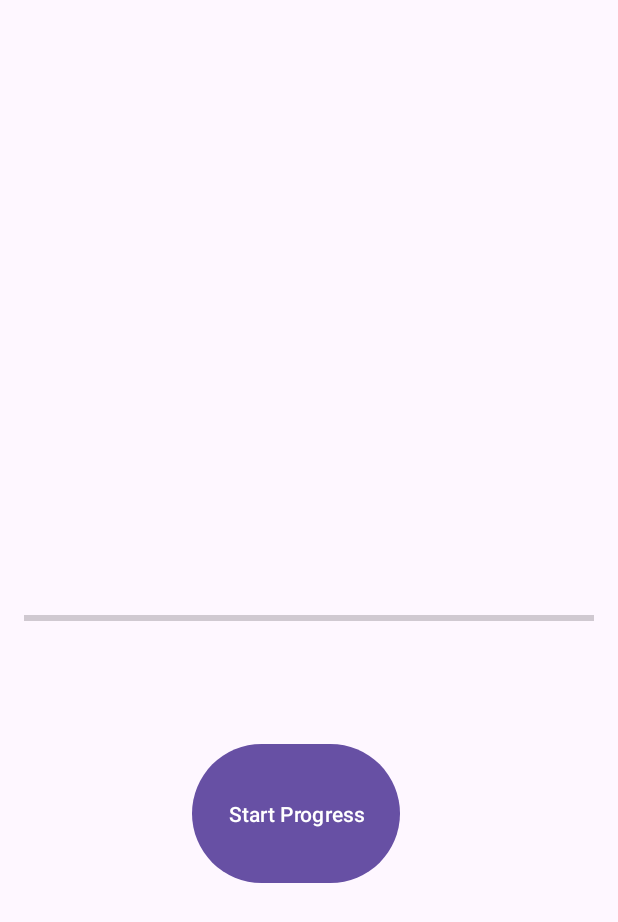
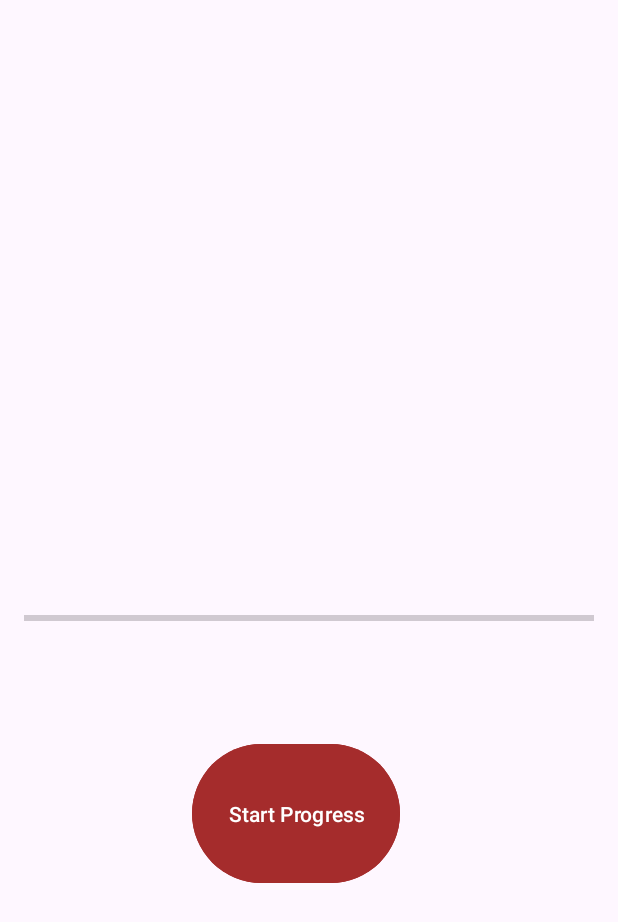
Before and after one commit to GabyValladares/ObjetosL-gicosExposicionesMovil, an Android app: the layout activity_progressbar.xml on its own in the app's theme, with its tools: preview values and no code run, on a phone screen of 412 x 824 dp. Shown: the top 922 px of the screen. Run offline under Robolectric (Android 15) with nearby library versions, the phone set to English and light mode, and no system bars.

```diff
--- a/app/src/main/res/layout/activity_progressbar.xml
+++ b/app/src/main/res/layout/activity_progressbar.xml
@@ -29,5 +29,6 @@
         android:layout_marginTop="56dp"
         android:layout_marginEnd="145dp"
         android:layout_marginBottom="231dp"
+        android:backgroundTint="#A52C2C"
         android:text="Start Progress" />
 </RelativeLayout>
```
